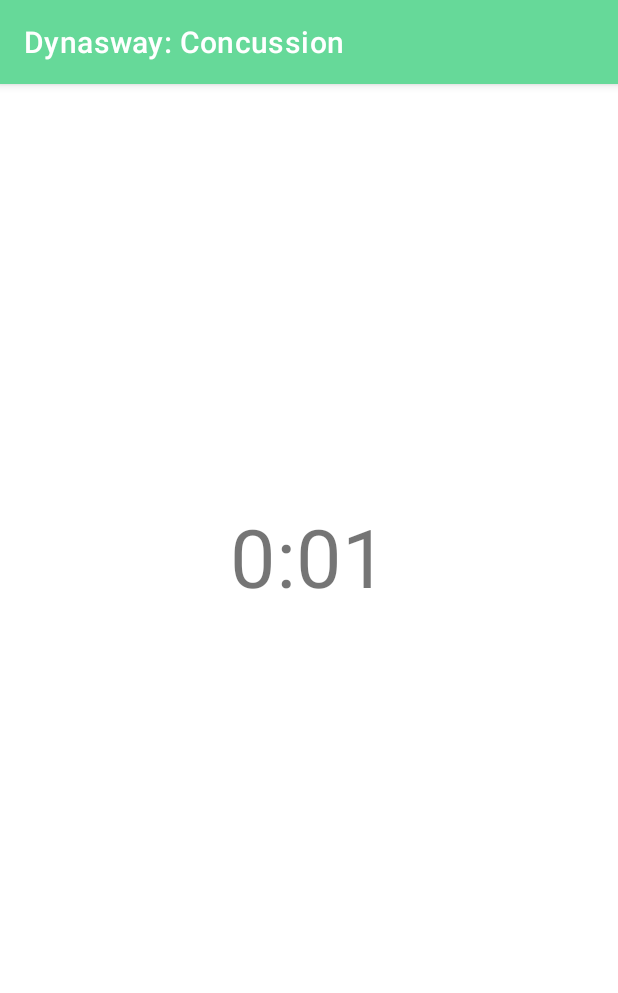
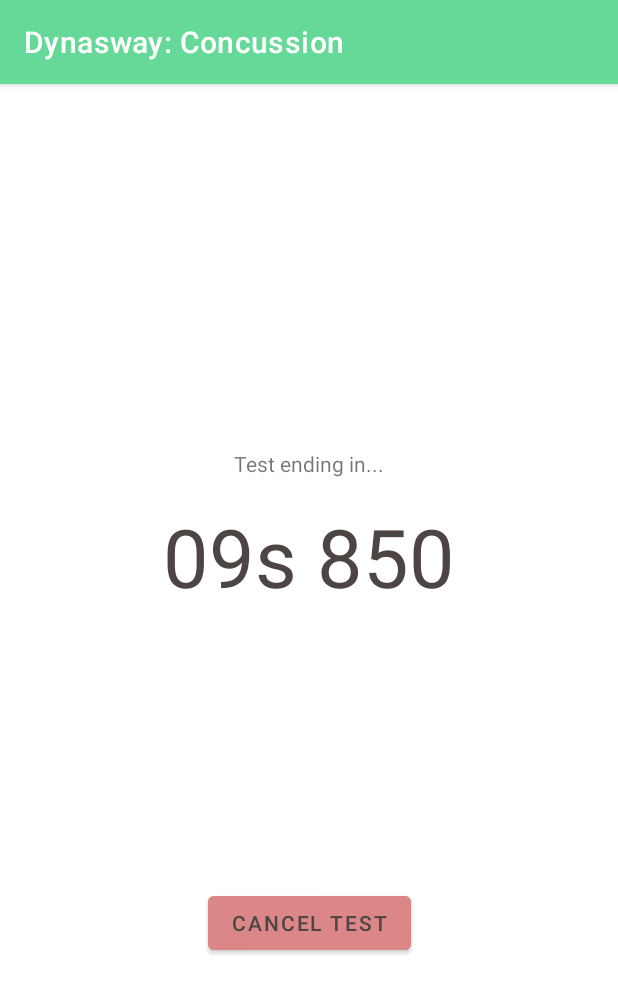
Before and after one commit to ece1778-2021/Dynasway_Concussion, an Android app: the TestInstructionsActivity screen opened directly, with no data from a screen before it, after a tap on an icon or button, on a phone screen of 412 x 824 dp. Shown: the top 993 px of the screen. Run offline under Robolectric (Android 15) with nearby library versions, the phone set to English and light mode, and no system bars; 1 statement that could not run was skipped.

Commit message:
TestingActivity changes

```diff
--- a/app/src/main/java/com/example/dynaswayconcussion/Tests/StaticTest/StaticTest.java
+++ b/app/src/main/java/com/example/dynaswayconcussion/Tests/StaticTest/StaticTest.java
@@ -1,4 +1,6 @@
 package com.example.dynaswayconcussion.Tests.StaticTest;
+
+import android.content.Context;
 
 import com.example.dynaswayconcussion.Tests.ITest;
 
@@ -14,8 +16,8 @@
     private List<Double> _testHistory = new ArrayList<>();
     private double finalResult;
 
-    public StaticTest() {
-
+    public StaticTest(Context context) {
+        MotionSensor motionSensor = new MotionSensor(context, this);
     }
 
     public void startTest()
@@ -27,11 +29,12 @@
     public void stopTest()
     {
         _isRunning = false;
-        finalResult = calculateFinalResult();
+
     }
 
     @Override
     public double getResult() {
+        finalResult = calculateFinalResult();
         return finalResult;
     }
 
--- a/app/src/main/java/com/example/dynaswayconcussion/ui/tests/StaticTestSelectionFragment.java
+++ b/app/src/main/java/com/example/dynaswayconcussion/ui/tests/StaticTestSelectionFragment.java
@@ -24,11 +24,8 @@
         view.findViewById(R.id.cardViewStaticTestRegular).setOnClickListener(new View.OnClickListener() {
             @Override
             public void onClick(View v) {
-                ToneGenerator toneGen1 = new ToneGenerator(AudioManager.STREAM_MUSIC, 100);
-                toneGen1.startTone(ToneGenerator.TONE_CDMA_PIP,300);
-
                 Intent intent = new Intent(getActivity().getApplicationContext(), TestInstructionsActivity.class);
-                intent.putExtra("test_type", getString(R.string.static_test_regular));
+                intent.putExtra("test_type", R.string.static_test_regular);
                 startActivity(intent);
             }
         });
@@ -36,11 +33,8 @@
         view.findViewById(R.id.cardViewStaticTestTandem).setOnClickListener(new View.OnClickListener() {
             @Override
             public void onClick(View v) {
-                ToneGenerator toneGen1 = new ToneGenerator(AudioManager.STREAM_MUSIC, 100);
-                toneGen1.startTone(ToneGenerator.TONE_CDMA_PIP,300);
-
                 Intent intent = new Intent(getActivity().getApplicationContext(), TestInstructionsActivity.class);
-                intent.putExtra("test_type", getString(R.string.static_test_tandem));
+                intent.putExtra("test_type", R.string.static_test_tandem);
                 startActivity(intent);
             }
         });
@@ -48,11 +42,8 @@
         view.findViewById(R.id.cardViewStaticTestRegularDual).setOnClickListener(new View.OnClickListener() {
             @Override
             public void onClick(View v) {
-                ToneGenerator toneGen1 = new ToneGenerator(AudioManager.STREAM_MUSIC, 100);
-                toneGen1.startTone(ToneGenerator.TONE_CDMA_PIP,300);
-
                 Intent intent = new Intent(getActivity().getApplicationContext(), TestInstructionsActivity.class);
-                intent.putExtra("test_type", getString(R.string.static_test_regular_dual_task));
+                intent.putExtra("test_type", R.string.static_test_regular_dual_task);
                 startActivity(intent);
             }
         });
@@ -60,17 +51,12 @@
         view.findViewById(R.id.cardViewStaticTestTandemDual).setOnClickListener(new View.OnClickListener() {
             @Override
             public void onClick(View v) {
-                ToneGenerator toneGen1 = new ToneGenerator(AudioManager.STREAM_MUSIC, 100);
-                toneGen1.startTone(ToneGenerator.TONE_CDMA_PIP,300);
-
                 Intent intent = new Intent(getActivity().getApplicationContext(), TestInstructionsActivity.class);
-                intent.putExtra("test_type", getString(R.string.static_test_tandem_dual_task));
+                intent.putExtra("test_type", R.string.static_test_tandem_dual_task);
                 startActivity(intent);
             }
         });
 
-
-
         return view;
     }
 }
--- a/app/src/main/java/com/example/dynaswayconcussion/ui/tests/TestActivity.java
+++ b/app/src/main/java/com/example/dynaswayconcussion/ui/tests/TestActivity.java
@@ -2,17 +2,46 @@
 
 import androidx.appcompat.app.AppCompatActivity;
 
+import android.content.Intent;
+import android.media.AudioManager;
+import android.media.ToneGenerator;
 import android.os.Bundle;
 import android.os.Handler;
+import android.view.View;
+import android.widget.Button;
 import android.widget.TextView;
+import android.widget.Toast;
 
 import com.example.dynaswayconcussion.R;
+import com.example.dynaswayconcussion.Tests.DynamicTest.DynamicTest;
 import com.example.dynaswayconcussion.Tests.ITest;
+import com.example.dynaswayconcussion.Tests.StaticTest.StaticTest;
+
+import java.text.DecimalFormat;
+import java.text.MessageFormat;
 
 public class TestActivity extends AppCompatActivity {
 
+    int TEST_STATE_COUNTDOWN = 0;
+    int TEST_STATE_RUNNING = 1;
+    int TEST_STATE_FINISHING = 2;
+    int TEST_STATE_FINISHED = 3;
+
+    int testState = 0;
+
     TextView txtTestTimer;
+    TextView txtTestState;
+    Button btnCancelTest;
+
     long startTime = 0;
+    int delayDuration = 2000;
+    int testDuration = 10000;
+    boolean countdown;
+
+    ITest test;
+    boolean isBaseline = false;
+
+    DecimalFormat decimalFormat = new DecimalFormat("00");
 
     //runs without a timer by reposting this handler at the end of the runnable
     Handler timerHandler = new Handler();
@@ -20,13 +49,53 @@
 
         @Override
         public void run() {
-            long millis = System.currentTimeMillis() - startTime;
-            int seconds = (int) (millis / 1000);
-            int minutes = seconds / 60;
+            long timeEllapsed = System.currentTimeMillis() - startTime;
+            long timeRemaining = 0;
+
+            if (testState == TEST_STATE_COUNTDOWN)
+            {
+                txtTestState.setText("Test starting in...");
+                txtTestTimer.setTextColor(getColor(R.color.main_pink));
+                timeRemaining = delayDuration - timeEllapsed;
+
+                if (timeRemaining <= 0)
+                {
+                    ToneGenerator toneGen = new ToneGenerator(AudioManager.STREAM_MUSIC, 100);
+                    toneGen.startTone(ToneGenerator.TONE_PROP_BEEP2,300);
+                    testState = TEST_STATE_RUNNING;
+                }
+            }
+
+            else if (testState == TEST_STATE_RUNNING)
+            {
+                txtTestState.setText("Test ending in...");
+                txtTestTimer.setTextColor(getColor(R.color.main_gray));
+                timeRemaining = testDuration - (timeEllapsed - delayDuration);
+                if (timeRemaining <= 0)
+                {
+                    ToneGenerator toneGen = new ToneGenerator(AudioManager.STREAM_MUSIC, 100);
+                    toneGen.startTone(ToneGenerator.TONE_PROP_BEEP2,300);
+                    testState = TEST_STATE_FINISHING;
+                }
+            }
+            else if (testState == TEST_STATE_FINISHING)
+            {
+                btnCancelTest.setVisibility(View.INVISIBLE);
+                timeRemaining = 0;
+                onTestFinished();
+                testState = TEST_STATE_FINISHED;
+            }
+
+            int seconds = (int) (timeRemaining / 1000);
             seconds = seconds % 60;
+            long millis = timeRemaining % 1000;
 
-            txtTestTimer.setText(String.format("%d:%02d", minutes, seconds));
-            timerHandler.postDelayed(this, 500);
+            String timeString = MessageFormat.format("{0}s {1}",
+                    decimalFormat.format(seconds),
+                    decimalFormat.format(millis));
+
+            txtTestTimer.setText(timeString);
+            timerHandler.postDelayed(this, 10);
         }
     };
 
@@ -36,7 +105,46 @@
         setContentView(R.layout.activity_test);
 
         txtTestTimer = findViewById(R.id.txtTestTimer);
+        txtTestState = findViewById(R.id.txtTestState);
+        btnCancelTest = findViewById(R.id.btnCancelTest);
+
+        Intent intent = getIntent();
+        int testType = intent.getIntExtra("test_type", 0);
+        isBaseline = intent.getBooleanExtra("is_baseline", false);
+
+        switch (testType)
+        {
+            case R.string.static_test_regular:
+            case R.string.static_test_tandem:
+            case R.string.static_test_regular_dual_task:
+            case R.string.static_test_tandem_dual_task:
+                test = new StaticTest(this);
+                break;
+            case R.string.dynamic_test_regular:
+            case R.string.dynamic_test_tandem:
+            case R.string.dynamic_test_regular_dual_task:
+            case R.string.dynamic_test_tandem_dual_task:
+                test = new DynamicTest(this);
+                break;
+        }
+
+        testState = TEST_STATE_COUNTDOWN;
+        test.startTest();
+
         startTime = System.currentTimeMillis();
+        countdown = true;
         timerHandler.postDelayed(timerRunnable, 0);
+
+    }
+
+    public void btnCancelTest_onClick(View view) {
+
+    }
+
+    public void onTestFinished()
+    {
+        test.stopTest();
+        double result = test.getResult();
+        Toast.makeText(this, String.valueOf(result), Toast.LENGTH_SHORT).show();
     }
 }
--- a/app/src/main/java/com/example/dynaswayconcussion/ui/tests/TestInstructionsActivity.java
+++ b/app/src/main/java/com/example/dynaswayconcussion/ui/tests/TestInstructionsActivity.java
@@ -16,9 +16,9 @@
 
 public class TestInstructionsActivity extends AppCompatActivity {
 
-    String testType = "";
+    int testType = -1;
     Random rand = new Random();
-    List<Integer> countdownNums = Arrays.asList(3, 7, 11, 19);
+    List<Integer> countdownNums = Arrays.asList(3, 7, 11, 13, 19);
     int startingNum = rand.nextInt(700) + 300;
     int countdownNum = countdownNums.get(rand.nextInt(countdownNums.size()));
 
@@ -33,12 +33,12 @@
         txtActivityInstructions = findViewById(R.id.txtTestActivityInstructions);
         txtCognetiveInstructions = findViewById(R.id.txtTestCognetiveInstructions);
 
-        testType = getIntent().getStringExtra("test_type");
+        testType = getIntent().getIntExtra("test_type", -1);
 
         String activityInstructions = "";
         String cognetiveInstructions = "None";
 
-        if (testType.equals(getString(R.string.static_test_regular)))
+        if (testType == R.string.static_test_regular)
         {
             activityInstructions = "Place the phone in the waistband of your pants. " +
                     "Try to remain as still as possible with your feet shoulder width apart." +
@@ -46,7 +46,7 @@
                     "The start and end of the test are announced with beep";
         }
 
-        else if (testType.equals(getString(R.string.static_test_tandem)))
+        else if (testType == R.string.static_test_tandem)
         {
             activityInstructions = "Place the phone in the waistband of your pants. " +
                     "Try to remain as still as possible with one toe touching the heel of the opposite foot." +
@@ -54,7 +54,7 @@
                     "The start and end of the test are announced with beep";
         }
 
-        else if (testType.equals(getString(R.string.static_test_regular_dual_task)))
+        else if (testType == R.string.static_test_regular_dual_task)
         {
             activityInstructions = "Place the phone in the waistband of your pants. " +
                     "Try to remain as still as possible with one toe touching the heel of the opposite foot." +
@@ -64,7 +64,7 @@
                     "going down by {1}", startingNum, countdownNum);
         }
 
-        else if (testType.equals(getString(R.string.static_test_tandem_dual_task)))
+        else if (testType == R.string.static_test_tandem_dual_task)
         {
             activityInstructions = "Place the phone in the waistband of your pants. " +
                     "Try to remain as still as possible with one toe touching the heel of the opposite foot." +
@@ -74,22 +74,22 @@
                     "going down by {1}", startingNum, countdownNum);
         }
 
-        else if (testType.equals(getString(R.string.dynamic_test_regular)))
+        else if (testType == R.string.dynamic_test_regular)
         {
 
         }
 
-        else if (testType.equals(getString(R.string.dynamic_test_tandem)))
+        else if (testType == R.string.dynamic_test_tandem)
         {
 
         }
 
-        else if (testType.equals(getString(R.string.dynamic_test_regular_dual_task)))
+        else if (testType == R.string.dynamic_test_regular_dual_task)
         {
 
         }
 
-        else if (testType.equals(getString(R.string.dynamic_test_tandem_dual_task)))
+        else if (testType == R.string.dynamic_test_tandem_dual_task)
         {
 
         }
@@ -105,16 +105,19 @@
 
         txtActivityInstructions.setText(activityInstructions);
         txtCognetiveInstructions.setText(cognetiveInstructions);
-
     }
 
     public void btnBaselineTest_onClick(View view) {
         Intent intent = new Intent(this, TestActivity.class);
+        intent.putExtra("test_type", testType);
+        intent.putExtra("is_baseline", true);
         startActivity(intent);
     }
 
     public void btnPostInjuryTest_onClick(View view) {
         Intent intent = new Intent(this, TestActivity.class);
+        intent.putExtra("test_type", testType);
+        intent.putExtra("is_baseline", false);
         startActivity(intent);
     }
 }
--- a/app/src/main/res/layout/activity_test.xml
+++ b/app/src/main/res/layout/activity_test.xml
@@ -17,4 +17,33 @@
         app:layout_constraintStart_toStartOf="parent"
         app:layout_constraintTop_toTopOf="parent"
         app:layout_constraintVertical_bias="0.4" />
+
+    <TextView
+        android:id="@+id/txtTestState"
+        android:layout_width="wrap_content"
+        android:layout_height="wrap_content"
+        android:layout_marginBottom="16dp"
+        android:text="TextView"
+        app:layout_constraintBottom_toTopOf="@+id/txtTestTimer"
+        app:layout_constraintEnd_toEndOf="@+id/txtTestTimer"
+        app:layout_constraintStart_toStartOf="@+id/txtTestTimer" />
+
+    <Button
+        android:id="@+id/btnCancelTest"
+        android:layout_width="wrap_content"
+        android:layout_height="wrap_content"
+        android:backgroundTint="#DC8787"
+        android:text="Cancel Test"
+        android:onClick="btnCancelTest_onClick"
+        app:layout_constraintBottom_toBottomOf="parent"
+        app:layout_constraintEnd_toEndOf="@+id/txtTestTimer"
+        app:layout_constraintStart_toStartOf="@+id/txtTestTimer"
+        app:layout_constraintTop_toBottomOf="@+id/txtTestTimer" />
+
+    <androidx.constraintlayout.widget.Guideline
+        android:id="@+id/guideline6"
+        android:layout_width="wrap_content"
+        android:layout_height="wrap_content"
+        android:orientation="vertical"
+        app:layout_constraintGuide_percent="0.5"/>
 </androidx.constraintlayout.widget.ConstraintLayout>
```
